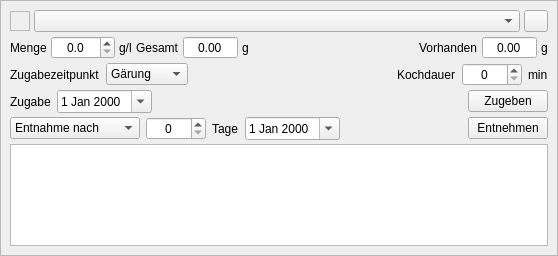
First picture: the form in kleiner-brauhelfer/widgets/wdgweiterezutatgabe.ui, repository kleiner-brauhelfer/kleiner-brauhelfer-2, before the edit.
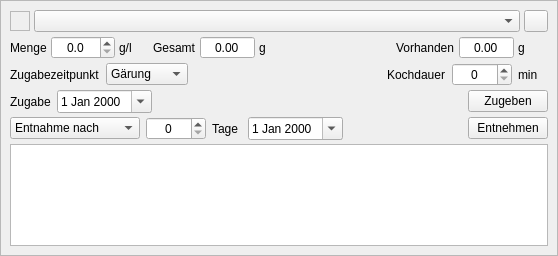
Second picture: the form after the edit. Icons and pictures are not drawn. Custom widgets are drawn as their Qt base class.

Diff of the .ui file:
```diff
--- a/kleiner-brauhelfer/widgets/wdgweiterezutatgabe.ui
+++ b/kleiner-brauhelfer/widgets/wdgweiterezutatgabe.ui
@@ -142,6 +142,12 @@
         </item>
         <item>
          <widget class="QLabel" name="label_2">
+          <property name="minimumSize">
+           <size>
+            <width>30</width>
+            <height>0</height>
+           </size>
+          </property>
           <property name="text">
            <string>g/l</string>
           </property>
@@ -187,6 +193,12 @@
         </item>
         <item>
          <widget class="QLabel" name="lblEinheit">
+          <property name="minimumSize">
+           <size>
+            <width>30</width>
+            <height>0</height>
+           </size>
+          </property>
           <property name="text">
            <string>g</string>
           </property>
@@ -239,6 +251,12 @@
         </item>
         <item>
          <widget class="QLabel" name="lblEinheit2">
+          <property name="minimumSize">
+           <size>
+            <width>30</width>
+            <height>0</height>
+           </size>
+          </property>
           <property name="text">
            <string>g</string>
           </property>
@@ -340,6 +358,12 @@
             </item>
             <item>
              <widget class="QLabel" name="label_5">
+              <property name="minimumSize">
+               <size>
+                <width>30</width>
+                <height>0</height>
+               </size>
+              </property>
               <property name="text">
                <string>min</string>
               </property>
@@ -465,6 +489,12 @@
          </item>
          <item>
           <widget class="QLabel" name="lblDauerTage">
+           <property name="minimumSize">
+            <size>
+             <width>30</width>
+             <height>0</height>
+            </size>
+           </property>
            <property name="text">
             <string>Tage</string>
            </property>
@@ -519,26 +549,26 @@
   </layout>
  </widget>
  <customwidgets>
-  <customwidget>
-   <class>DateEdit</class>
-   <extends>QDateEdit</extends>
-   <header>widgets/dateedit.h</header>
-  </customwidget>
-  <customwidget>
-   <class>ComboBox</class>
-   <extends>QComboBox</extends>
-   <header>widgets/combobox.h</header>
-  </customwidget>
-  <customwidget>
-   <class>SpinBox</class>
-   <extends>QSpinBox</extends>
-   <header>widgets/spinbox.h</header>
-  </customwidget>
   <customwidget>
    <class>DoubleSpinBox</class>
    <extends>QDoubleSpinBox</extends>
    <header>widgets/doublespinbox.h</header>
   </customwidget>
+  <customwidget>
+   <class>SpinBox</class>
+   <extends>QSpinBox</extends>
+   <header>widgets/spinbox.h</header>
+  </customwidget>
+  <customwidget>
+   <class>ComboBox</class>
+   <extends>QComboBox</extends>
+   <header>widgets/combobox.h</header>
+  </customwidget>
+  <customwidget>
+   <class>DateEdit</class>
+   <extends>QDateEdit</extends>
+   <header>widgets/dateedit.h</header>
+  </customwidget>
  </customwidgets>
  <tabstops>
   <tabstop>cbZutat</tabstop>
```
